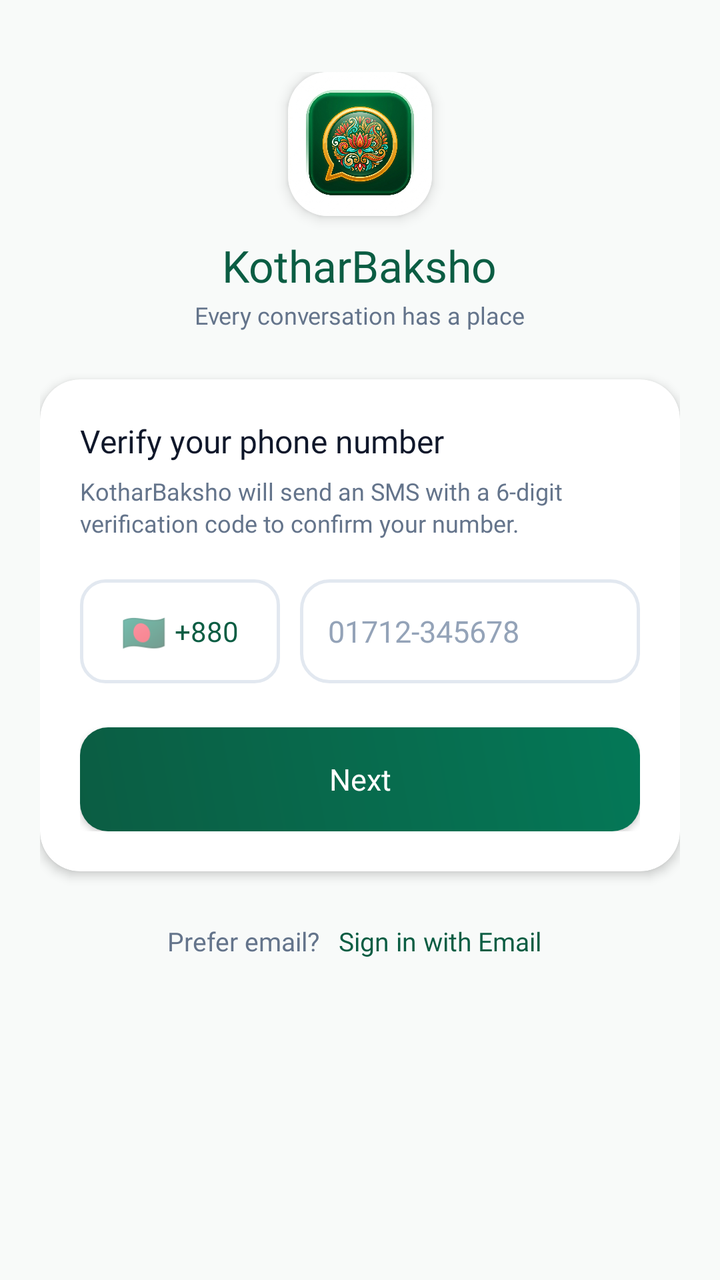
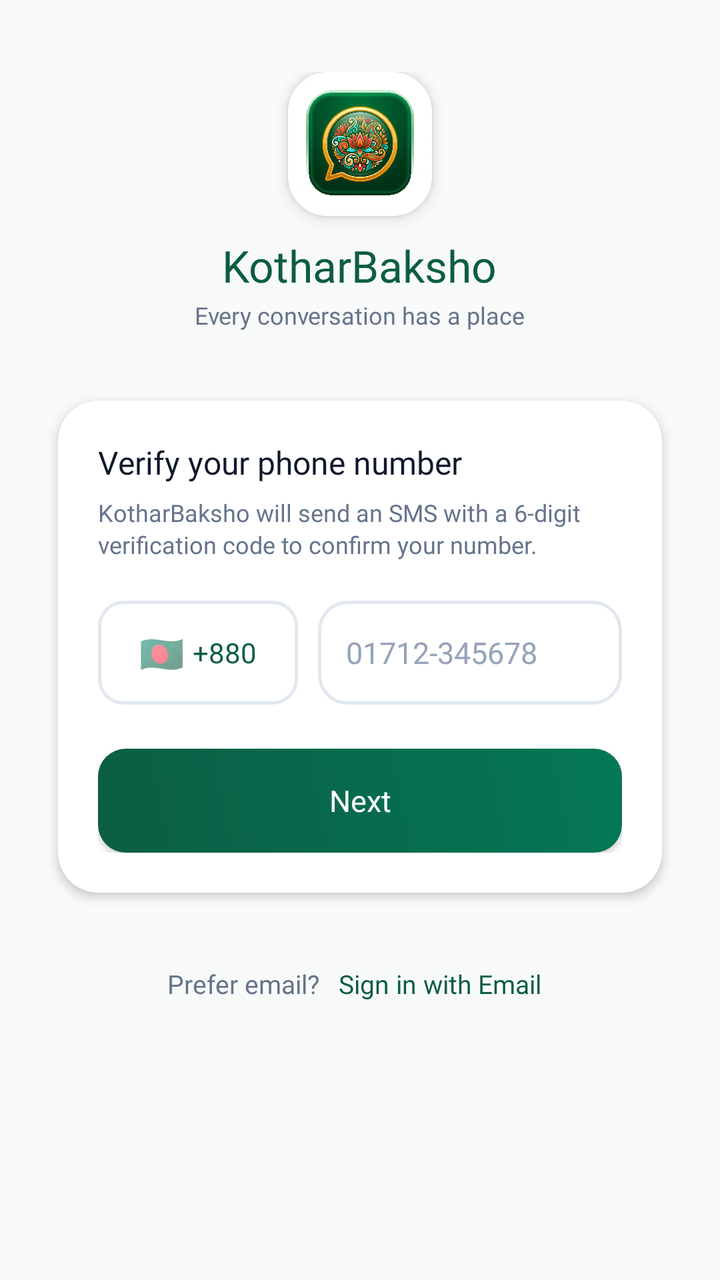

Before-and-after screenshots of an Android layout around one commit, followed by the original layout XML and the change that was made.
<!-- AndroidManifest.xml: application theme Theme.KotharBaksho -->
<!-- res/layout/activity_login.xml -->
<?xml version="1.0" encoding="utf-8"?>
<ScrollView xmlns:android="http://schemas.android.com/apk/res/android"
    xmlns:app="http://schemas.android.com/apk/res-auto"
    xmlns:tools="http://schemas.android.com/tools"
    android:layout_width="match_parent"
    android:layout_height="match_parent"
    android:background="@color/bg_main"
    android:fillViewport="true"
    tools:context=".login">

    <androidx.constraintlayout.widget.ConstraintLayout
        android:layout_width="match_parent"
        android:layout_height="wrap_content"
        android:paddingHorizontal="20dp"
        android:paddingVertical="20dp">

        
        <LinearLayout
            android:id="@+id/brandHeader"
            android:layout_width="wrap_content"
            android:layout_height="wrap_content"
            android:layout_marginTop="16dp"
            android:gravity="center"
            android:orientation="vertical"
            app:layout_constraintEnd_toEndOf="parent"
            app:layout_constraintStart_toStartOf="parent"
            app:layout_constraintTop_toTopOf="parent">

            <androidx.cardview.widget.CardView
                android:layout_width="72dp"
                android:layout_height="72dp"
                app:cardCornerRadius="20dp"
                app:cardElevation="4dp">

                <ImageView
                    android:layout_width="match_parent"
                    android:layout_height="match_parent"
                    android:scaleType="centerCrop"
                    android:src="@drawable/app_logo" />
            </androidx.cardview.widget.CardView>

            <TextView
                android:layout_width="wrap_content"
                android:layout_height="wrap_content"
                android:layout_marginTop="10dp"
                android:fontFamily="@font/poppins_bold"
                android:text="@string/app_name_english"
                android:textColor="@color/primary"
                android:textSize="22sp" />

            <TextView
                android:layout_width="wrap_content"
                android:layout_height="wrap_content"
                android:layout_marginTop="2dp"
                android:fontFamily="@font/poppins_regular"
                android:text="@string/tagline_english"
                android:textColor="@color/text_secondary"
                android:textSize="12sp" />

        </LinearLayout>

        
        <androidx.cardview.widget.CardView
            android:id="@+id/phoneCard"
            android:layout_width="match_parent"
            android:layout_height="wrap_content"
            android:layout_marginTop="24dp"
            app:cardBackgroundColor="@color/surface_card"
            app:cardCornerRadius="20dp"
            app:cardElevation="3dp"
            app:layout_constraintEnd_toEndOf="parent"
            app:layout_constraintStart_toStartOf="parent"
            app:layout_constraintTop_toBottomOf="@id/brandHeader">

            <LinearLayout
                android:layout_width="match_parent"
                android:layout_height="wrap_content"
                android:orientation="vertical"
                android:padding="20dp">

                <TextView
                    android:layout_width="wrap_content"
                    android:layout_height="wrap_content"
                    android:fontFamily="@font/poppins_bold"
                    android:text="Verify your phone number"
                    android:textColor="@color/text_primary"
                    android:textSize="16sp" />

                <TextView
                    android:layout_width="wrap_content"
                    android:layout_height="wrap_content"
                    android:layout_marginTop="6dp"
                    android:fontFamily="@font/poppins_regular"
                    android:lineSpacingExtra="2dp"
                    android:text="KotharBaksho will send an SMS with a 6-digit verification code to confirm your number."
                    android:textColor="@color/text_secondary"
                    android:textSize="12sp" />

                
                <LinearLayout
                    android:layout_width="match_parent"
                    android:layout_height="wrap_content"
                    android:layout_marginTop="20dp"
                    android:orientation="horizontal">

                    
                    <LinearLayout
                        android:layout_width="100dp"
                        android:layout_height="52dp"
                        android:background="@drawable/bg_country_box"
                        android:gravity="center"
                        android:orientation="horizontal"
                        android:paddingHorizontal="10dp">

                        <TextView
                            android:layout_width="wrap_content"
                            android:layout_height="wrap_content"
                            android:text="🇧🇩"
                            android:textSize="18sp" />

                        <EditText
                            android:id="@+id/etCountryCode"
                            android:layout_width="wrap_content"
                            android:layout_height="wrap_content"
                            android:layout_marginStart="4dp"
                            android:background="@null"
                            android:fontFamily="@font/poppins_bold"
                            android:inputType="phone"
                            android:maxLength="5"
                            android:text="+880"
                            android:textColor="@color/primary"
                            android:textSize="14sp" />

                    </LinearLayout>

                    
                    <EditText
                        android:id="@+id/etPhoneNumber"
                        android:layout_width="0dp"
                        android:layout_height="52dp"
                        android:layout_marginStart="10dp"
                        android:layout_weight="1"
                        android:background="@drawable/bg_input_field"
                        android:fontFamily="@font/poppins_regular"
                        android:hint="01712-345678"
                        android:inputType="phone"
                        android:maxLength="15"
                        android:paddingHorizontal="14dp"
                        android:textColor="@color/text_primary"
                        android:textColorHint="@color/text_hint"
                        android:textSize="15sp" />

                </LinearLayout>

                
                <FrameLayout
                    android:layout_width="match_parent"
                    android:layout_height="52dp"
                    android:layout_marginTop="22dp">

                    <androidx.appcompat.widget.AppCompatButton
                        android:id="@+id/btnSendOtp"
                        android:layout_width="match_parent"
                        android:layout_height="match_parent"
                        android:background="@drawable/bg_btn_primary"
                        android:fontFamily="@font/poppins_bold"
                        android:text="Next"
                        android:textAllCaps="false"
                        android:textColor="@color/white"
                        android:textSize="15sp" />

                    <ProgressBar
                        android:id="@+id/loginProgressBar"
                        android:layout_width="26dp"
                        android:layout_height="26dp"
                        android:layout_gravity="center"
                        android:indeterminateTint="@color/white"
                        android:visibility="gone" />

                </FrameLayout>

            </LinearLayout>

        </androidx.cardview.widget.CardView>

        
        <LinearLayout
            android:id="@+id/altLayout"
            android:layout_width="wrap_content"
            android:layout_height="wrap_content"
            android:layout_marginTop="20dp"
            android:gravity="center"
            android:orientation="horizontal"
            app:layout_constraintEnd_toEndOf="parent"
            app:layout_constraintStart_toStartOf="parent"
            app:layout_constraintTop_toBottomOf="@id/phoneCard">

            <TextView
                android:layout_width="wrap_content"
                android:layout_height="wrap_content"
                android:fontFamily="@font/poppins_regular"
                android:text="Prefer email? "
                android:textColor="@color/text_secondary"
                android:textSize="13sp" />

            <TextView
                android:id="@+id/tvEmailLogin"
                android:layout_width="wrap_content"
                android:layout_height="wrap_content"
                android:fontFamily="@font/poppins_bold"
                android:padding="6dp"
                android:text="Sign in with Email"
                android:textColor="@color/primary"
                android:textSize="13sp" />

        </LinearLayout>

    </androidx.constraintlayout.widget.ConstraintLayout>

</ScrollView>
<!-- resources referenced by this layout -->
<resources>
  <color name="bg_main">#F8FAF9</color>
  <color name="primary">#0B5D43</color>
  <color name="surface_card">#FFFFFF</color>
  <color name="text_hint">#94A3B8</color>
  <color name="text_primary">#0F172A</color>
  <color name="text_secondary">#64748B</color>
  <color name="white">#FFFFFFFF</color>
  <!-- drawable app_logo: png bitmap (drawable-xhdpi, 474106 bytes) -->
  <!-- drawable bg_btn_primary (drawable) -->
  <?xml version="1.0" encoding="utf-8"?>
  <ripple xmlns:android="http://schemas.android.com/apk/res/android"
      android:color="#33FFFFFF">
      <item>
          <shape>
              <gradient
                  android:startColor="@color/primary"
                  android:endColor="@color/primary_variant"
                  android:angle="45" />
              <corners android:radius="14dp" />
          </shape>
      </item>
  </ripple>
  <!-- drawable bg_country_box (drawable) -->
  <?xml version="1.0" encoding="utf-8"?>
  <shape xmlns:android="http://schemas.android.com/apk/res/android">
      <solid android:color="@color/surface_card" />
      <stroke android:width="1.5dp" android:color="@color/divider_line" />
      <corners android:radius="12dp" />
  </shape>
  <!-- drawable bg_input_field (drawable) -->
  <?xml version="1.0" encoding="utf-8"?>
  <shape xmlns:android="http://schemas.android.com/apk/res/android">
      <solid android:color="@color/surface_card" />
      <stroke android:width="1.5dp" android:color="@color/divider_line" />
      <corners android:radius="14dp" />
  </shape>
  <string name="app_name_english">KotharBaksho</string>
  <string name="tagline_english">Every conversation has a place</string>
  <style name="Theme.KotharBaksho" parent="Theme.MaterialComponents.DayNight.NoActionBar">
          
          <item name="colorPrimary">@color/primary</item>
          <item name="colorPrimaryVariant">@color/primary_dark</item>
          <item name="colorOnPrimary">@color/white</item>
          
          <item name="colorSecondary">@color/accent_gold</item>
          <item name="colorSecondaryVariant">@color/accent_gold_dark</item>
          <item name="colorOnSecondary">@color/black</item>
          
          <item name="android:statusBarColor">@color/primary_dark</item>
          <item name="android:windowBackground">@color/bg_main</item>
      </style>
  <color name="primary_variant">#047857</color>
  <color name="divider_line">#E2E8F0</color>
  <color name="primary_dark">#064E3B</color>
  <color name="accent_gold">#F59E0B</color>
  <color name="accent_gold_dark">#D97706</color>
  <color name="black">#FF000000</color>
</resources>

<!-- the commit's change to res/layout/activity_login.xml (unified diff, before → after) -->
@@ -68,6 +68,7 @@
             app:cardBackgroundColor="@color/surface_card"
             app:cardCornerRadius="20dp"
             app:cardElevation="3dp"
+            app:cardUseCompatPadding="true"
             app:layout_constraintEnd_toEndOf="parent"
             app:layout_constraintStart_toStartOf="parent"
             app:layout_constraintTop_toBottomOf="@id/brandHeader">
